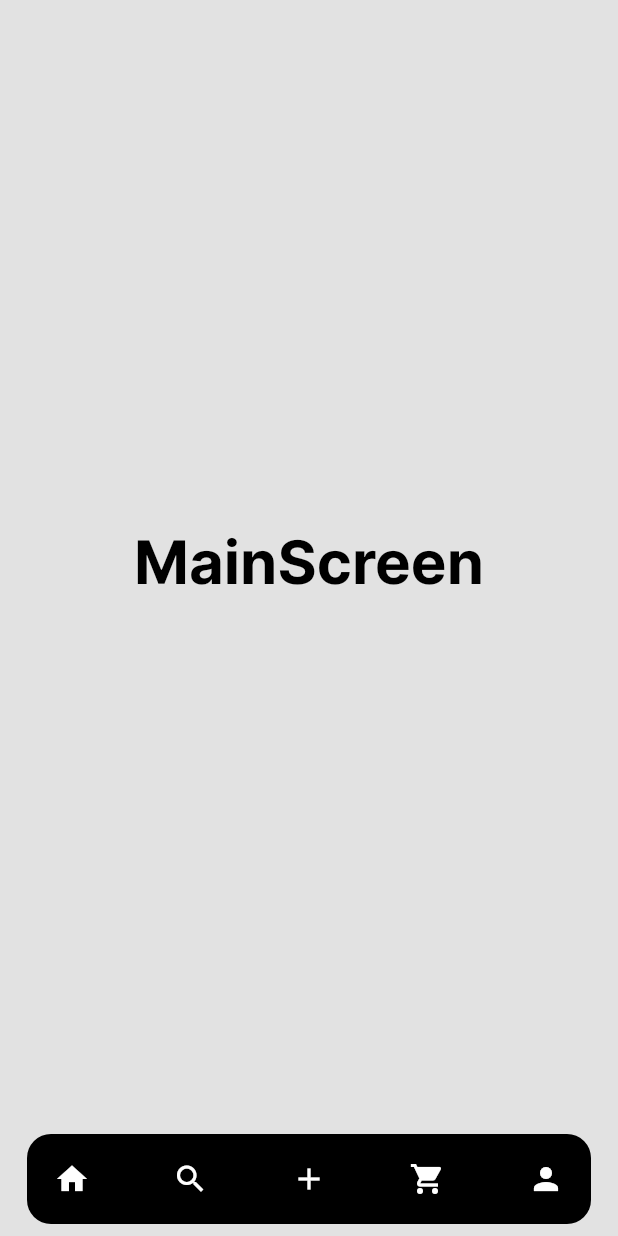
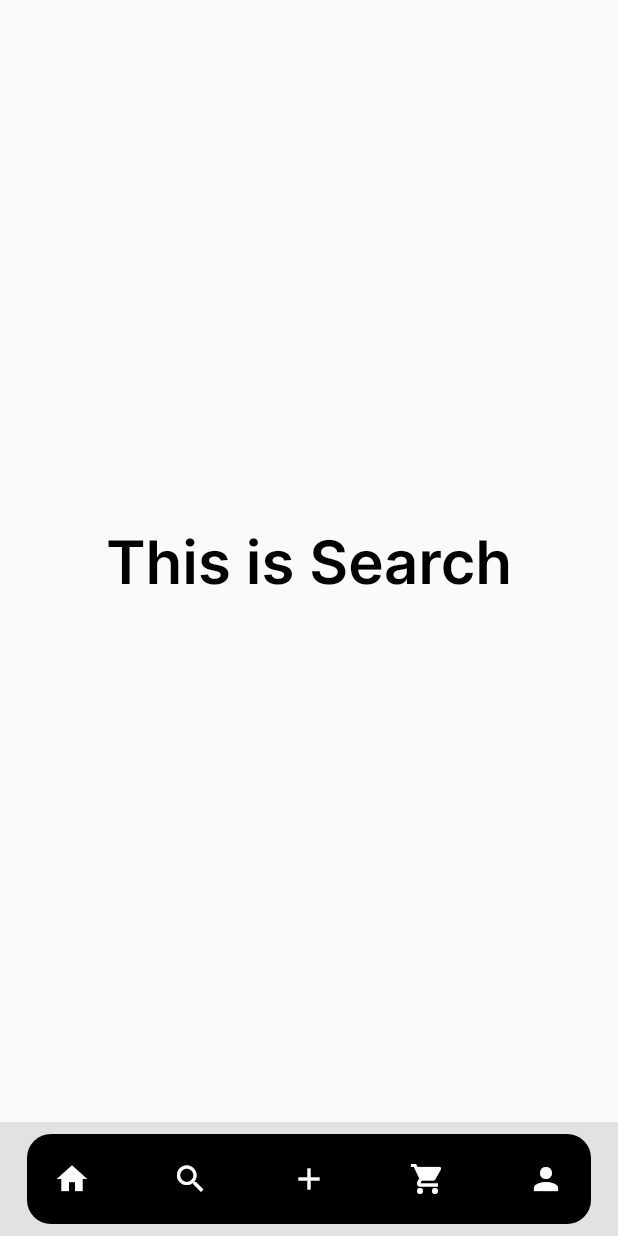
Before and after one commit to hello-favour/online-shop-provider, a Flutter app: the screen it shows after launch, on a phone screen of 412 x 824 dp. Run offline on Flutter 3.47's test engine with Material 2 defaults, Android fonts, the phone set to English and light mode, and no system bars.

```diff
--- a/lib/components/app_font.dart
+++ b/lib/components/app_text.dart
@@ -1,11 +1,11 @@
 import 'package:flutter/cupertino.dart';
 
-class AppFont extends StatelessWidget {
+class AppText extends StatelessWidget {
   final String text;
   final Color color;
   final double size;
   final FontWeight fontWeight;
-  const AppFont({
+  const AppText({
     super.key,
     required this.text,
     required this.color,
--- a/lib/main.dart
+++ b/lib/main.dart
@@ -15,7 +15,7 @@ class MyApp extends StatelessWidget {
       theme: ThemeData(
         fontFamily: "Inter",
       ),
-      home: const MainScreen(),
+      home: MainScreen(),
     );
   }
 }
--- a/lib/main_screen.dart
+++ b/lib/main_screen.dart
@@ -1,15 +1,27 @@
 import 'package:flutter/material.dart';
 import 'package:online_shop_app/components/app_theme.dart';
-import 'package:online_shop_app/components/app_font.dart';
 import 'package:online_shop_app/components/bottom_nav.dart';
+import 'package:online_shop_app/screens.dart/cart_page.dart';
+import 'package:online_shop_app/screens.dart/home_page.dart';
+import 'package:online_shop_app/screens.dart/profile_page.dart';
+import 'package:online_shop_app/screens.dart/search_page.dart';
 
 class MainScreen extends StatelessWidget {
-  const MainScreen({super.key});
+  MainScreen({super.key});
+  List<Widget> pageList = const [
+    HomePage(),
+    SearchPage(),
+    HomePage(),
+    CartPage(),
+    ProfilePage(),
+  ];
 
   @override
   Widget build(BuildContext context) {
+    int pageIndex = 1;
     return Scaffold(
       backgroundColor: AppTheme.bgrdColor,
+      body: pageList[pageIndex],
       bottomNavigationBar: SafeArea(
         child: Padding(
           padding: const EdgeInsets.all(AppTheme.bottomNavPadding),
@@ -48,14 +60,6 @@ class MainScreen extends StatelessWidget {
           ),
         ),
       ),
-      body: const Center(
-        child: AppFont(
-          text: "MainScreen",
-          color: Colors.black,
-          size: AppTheme.fontSize,
-          fontWeight: FontWeight.bold,
-        ),
-      ),
     );
   }
 }
--- /dev/null
+++ b/lib/screens.dart/search_page.dart
@@ -0,0 +1,25 @@
+import 'package:flutter/material.dart';
+import 'package:online_shop_app/components/app_text.dart';
+
+class SearchPage extends StatefulWidget {
+  const SearchPage({super.key});
+
+  @override
+  State<SearchPage> createState() => _SearchPageState();
+}
+
+class _SearchPageState extends State<SearchPage> {
+  @override
+  Widget build(BuildContext context) {
+    return const Scaffold(
+      body: Center(
+        child: AppText(
+          text: "This is Search",
+          color: Colors.black,
+          size: 40,
+          fontWeight: FontWeight.w600,
+        ),
+      ),
+    );
+  }
+}
```
Also changed, not shown: lib/controllers/mainscreen_provider.dart (added, +11 -0 lines), lib/screens.dart/cart_page.dart (added, +25 -0 lines), lib/screens.dart/home_page.dart (added, +25 -0 lines), lib/screens.dart/profile_page.dart (added, +25 -0 lines).
